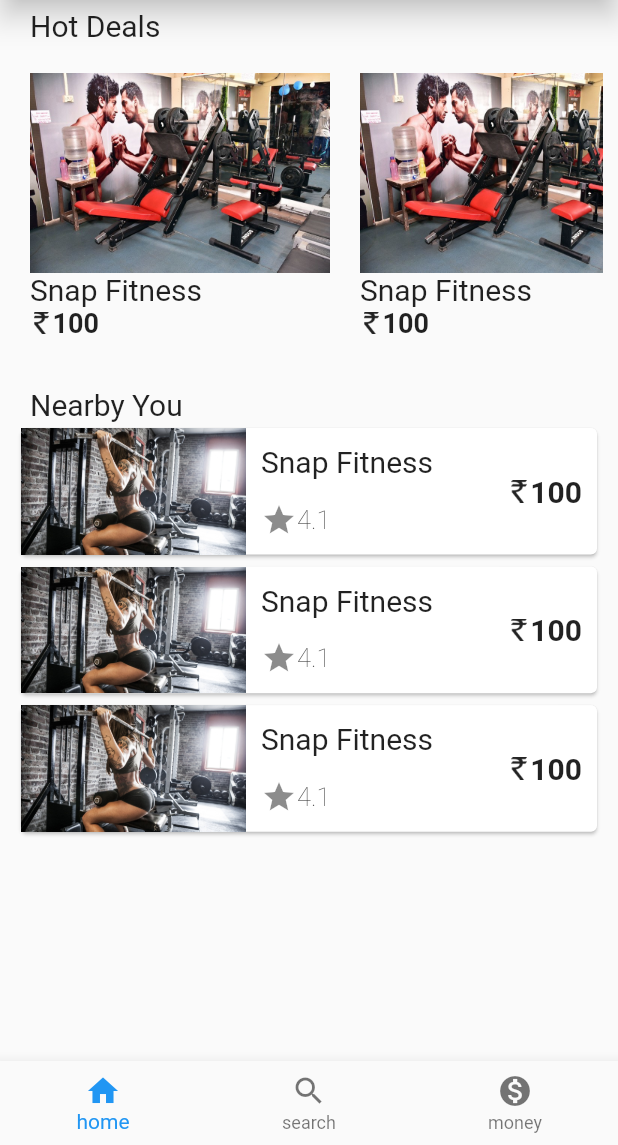
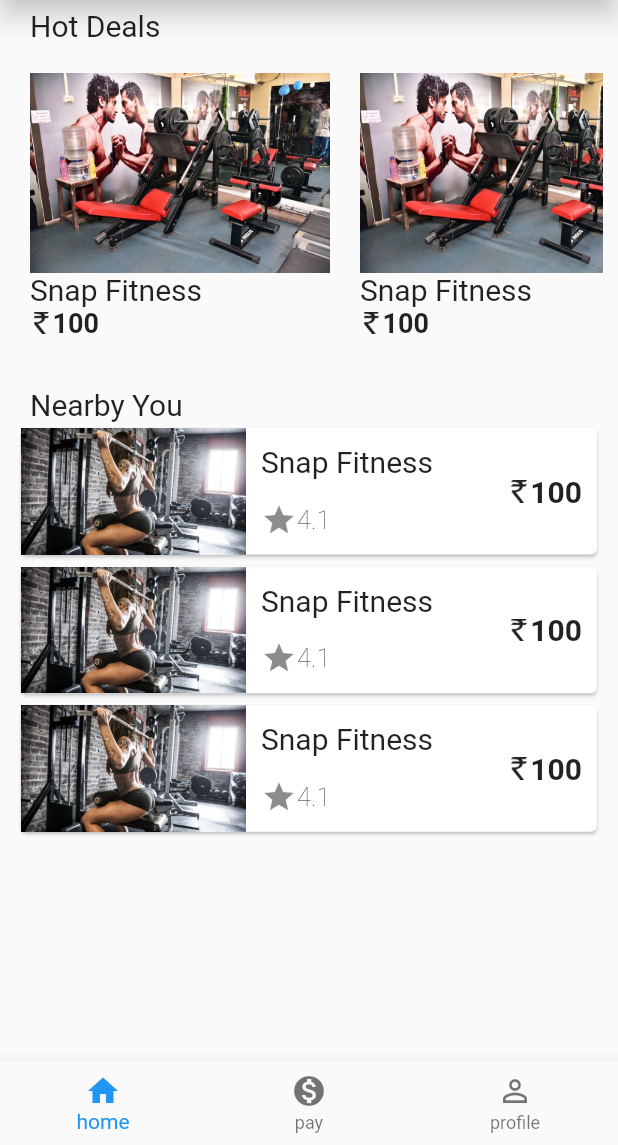
Before and after one commit to xlreon/gymBeam, a Flutter app: the screen it shows after launch, on a phone screen of 412 x 824 dp, the part 91-1236 px from its top. Run offline on Flutter 3.47's test engine with Material 2 defaults, Android fonts, the phone set to English and light mode, and no system bars.

```diff
--- a/lib/components/profileBanner.dart
+++ b/lib/components/profileBanner.dart
@@ -53,7 +53,7 @@ class ProfileBannerState extends State<ProfileBanner> {
               mainAxisAlignment: MainAxisAlignment.start,
               crossAxisAlignment: CrossAxisAlignment.start,
               children: <Widget>[
-                _buildBackIcon(),
+                // _buildBackIcon(),
               ],
             ),
           ),
--- a/lib/main.dart
+++ b/lib/main.dart
@@ -31,8 +31,7 @@ class GymBeam extends StatelessWidget {
       routes: <String, WidgetBuilder>{
         '/profile': (BuildContext context) => new ProfileScreen(),
         '/profile/edit': (BuildContext context) => new EditProfileScreen(),
-        '/search': (BuildContext context) => new SearchScreen(),
-        '/searchGym': (BuildContext context) => new SearchGym(),
+        '/search': (BuildContext context) => new SearchGym(),
         '/gymDetails': (BuildContext context) => new GymDetails(),
         '/trainerDetails': (BuildContext context) => new TrainerDetailsScreen(),
       },
--- a/lib/screens/homeScreen.dart
+++ b/lib/screens/homeScreen.dart
@@ -63,6 +63,6 @@ class HomeScreenState extends State<HomeScreen> {
 
   void _searchBar()
   {
-    print("search");
+    Navigator.of(context).pushNamed("/search");
   }
 }
--- a/lib/screens/mainScreen.dart
+++ b/lib/screens/mainScreen.dart
@@ -2,6 +2,7 @@ import 'package:flutter/material.dart';
 import 'package:flutter/cupertino.dart';
 import './homeScreen.dart';
 import './searchScreen.dart';
+import './profileScreen.dart';
 import './payScreen.dart';
 
 class MainScreen extends StatefulWidget {
@@ -18,10 +19,10 @@ class MainScreenState extends State<MainScreen> {
         body: new HomeScreen(),
       ),
       new Scaffold(
-        body: new SearchScreen()
+        body: new PayScreen()
       ),
       new Scaffold(
-        body: new PayScreen()
+        body: new ProfileScreen()
       ),
     ];
 
@@ -35,12 +36,12 @@ class MainScreenState extends State<MainScreen> {
         title: new Text("home"),
       ),
       new BottomNavigationBarItem(
-        icon: new Icon(Icons.search),
-        title: new Text("search")
+        icon: new Icon(Icons.monetization_on),
+        title: new Text("pay")
       ),
       new BottomNavigationBarItem(
-        icon: new Icon(Icons.monetization_on),
-        title: new Text("money")
+        icon: new Icon(Icons.perm_identity),
+        title: new Text("profile")
       )
     ];
 
```
